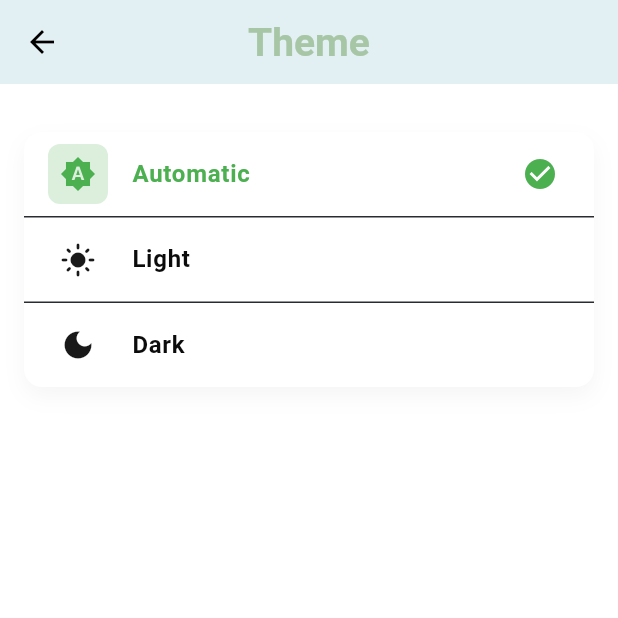
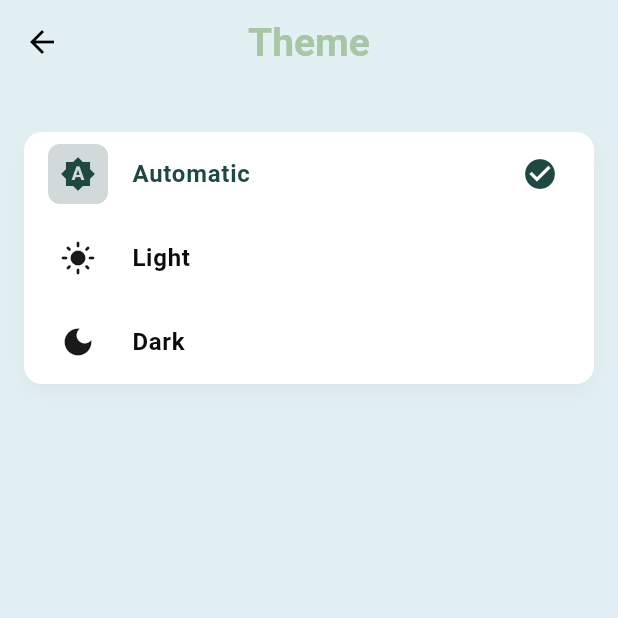
Before and after one commit to MOUSSBEKK/HabitoX, a Flutter app: the AppAppearanceScreen screen opened by its route, on a phone screen of 412 x 824 dp, the top half of it. Run offline on Flutter 3.47's test engine with Material 3 defaults, Android fonts, the phone set to English and light mode, and no system bars; drawn by our look-alikes of toastification; our stand-ins replace adaptive_dialog, fl_chart, flutter_heatmap_calendar, flutter_local_notifications, font_awesome_flutter, in_app_review and 4 more; missing offline and left inert: home_widget; accounts and stored records are empty; statements that could not run were skipped.

Commit message:
fix: translate text

```diff
--- a/lib/screens/goals_screen.dart
+++ b/lib/screens/goals_screen.dart
@@ -240,7 +240,7 @@ class _GoalsScreenState extends State<GoalsScreen> {
       message:
           'Êtes-vous sûr de vouloir supprimer l\'objectif "${goal.title}" ?',
       okLabel: 'Supprimer',
-      cancelLabel: 'Annuler',
+      cancelLabel: AppLocalizations.of(context)!.cancel,
       isDestructiveAction: true,
     );
 
--- a/lib/screens/profile_screen.dart
+++ b/lib/screens/profile_screen.dart
@@ -315,7 +315,7 @@ extension on _ProfileScreenState {
       children: [
         // Catégorie Préférences
         _buildSettingsCategory(
-          title: 'Préférences',
+          title: AppLocalizations.of(context)!.settings_categorie_prefetence,
           items: [
             _SettingItem(
               key: SettingKey.appAppearance,
@@ -342,7 +342,7 @@ extension on _ProfileScreenState {
                 size: 20,
                 color: Theme.of(context).iconTheme.color,
               ),
-              title: 'Notifications',
+              title: AppLocalizations.of(context)!.settings_notifications,
             ),
             _SettingItem(
               key: SettingKey.dataAnalytics,
@@ -361,7 +361,7 @@ extension on _ProfileScreenState {
 
         // Catégorie Ressources
         _buildSettingsCategory(
-          title: 'Ressources',
+          title: AppLocalizations.of(context)!.settings_categorie_ressources,
           items: [
             _SettingItem(
               key: SettingKey.importData,
--- a/lib/screens/settings/app_appearance_screen.dart
+++ b/lib/screens/settings/app_appearance_screen.dart
@@ -2,6 +2,8 @@ import 'package:flutter/material.dart';
 import 'package:font_awesome_flutter/font_awesome_flutter.dart';
 import 'package:provider/provider.dart';
 import '../../services/theme_service.dart';
+import '../../constants/app_colors.dart';
+
 
 class AppAppearanceScreen extends StatefulWidget {
   const AppAppearanceScreen({super.key});
@@ -25,10 +27,8 @@ class _AppAppearanceScreenState extends State<AppAppearanceScreen> {
 
   @override
   Widget build(BuildContext context) {
-    final theme = Theme.of(context);
     return Scaffold(
       appBar: AppBar(title: const Text('Theme')),
-      backgroundColor: theme.colorScheme.surface,
       body: SafeArea(
         child: Column(
           crossAxisAlignment: CrossAxisAlignment.stretch,
@@ -71,8 +71,6 @@ class _AppAppearanceScreenState extends State<AppAppearanceScreen> {
               children: [
                 for (int i = 0; i < children.length; i++) ...[
                   children[i],
-                  if (i != children.length - 1 && children[i] is! Divider)
-                    Divider(height: 1, color: theme.dividerColor),
                 ],
               ],
             ),
@@ -85,7 +83,7 @@ class _AppAppearanceScreenState extends State<AppAppearanceScreen> {
   Widget _buildThemeOption(String title, String value, IconData icon) {
     final isSelected = _selectedTheme == value;
     final theme = Theme.of(context);
-    final selectedColor = Colors.green;
+    final selectedColor = AppColors.primaryColor;
 
     return ListTile(
       leading: Container(
--- a/lib/screens/settings/language_settings_screen.dart
+++ b/lib/screens/settings/language_settings_screen.dart
@@ -47,8 +47,6 @@ class LanguageSettingsScreen extends StatelessWidget {
                       context.read<LanguageService>().setLanguage(code);
                     },
                   ),
-                  if (i != items.length - 1)
-                    Divider(height: 1, color: theme.dividerColor),
                 ],
               ],
             ),
--- a/lib/screens/settings/notification_settings_screen.dart
+++ b/lib/screens/settings/notification_settings_screen.dart
@@ -2,6 +2,7 @@ import 'package:flutter/material.dart';
 import 'package:provider/provider.dart';
 import 'package:toastification/toastification.dart';
 import '../../services/notification_service.dart';
+import '../../l10n/app_localizations.dart';
 
 class NotificationSettingsScreen extends StatefulWidget {
   const NotificationSettingsScreen({super.key});
@@ -264,7 +265,7 @@ class _NotificationSettingsScreenState
           actions: [
             TextButton(
               onPressed: () => Navigator.of(context).pop(),
-              child: const Text('OK'),
+              child: Text(AppLocalizations.of(context)!.accep),
             ),
           ],
         );
--- a/lib/widgets/skill_progress_widget.dart
+++ b/lib/widgets/skill_progress_widget.dart
@@ -20,11 +20,11 @@ class SkillProgressWidget extends StatelessWidget {
             actions: [
               IconButton(
                 onPressed: () {},
-                icon: FaIcon(FontAwesomeIcons.chartLine, size: 22),
+                icon: FaIcon(FontAwesomeIcons.chartBar, size: 22),
               ),
               IconButton(
                 onPressed: () {},
-                icon: FaIcon(FontAwesomeIcons.circleArrowUp, size: 22),
+                icon: FaIcon(FontAwesomeIcons.circleUp, size: 22),
               ),
             ],
           ),
```
Also changed, not shown: lib/services/notification_service.dart (+0 -7 lines), lib/widgets/add_goal_bottom_sheet.dart (+3 -5 lines), lib/widgets/goal_card.dart (+6 -6 lines).
